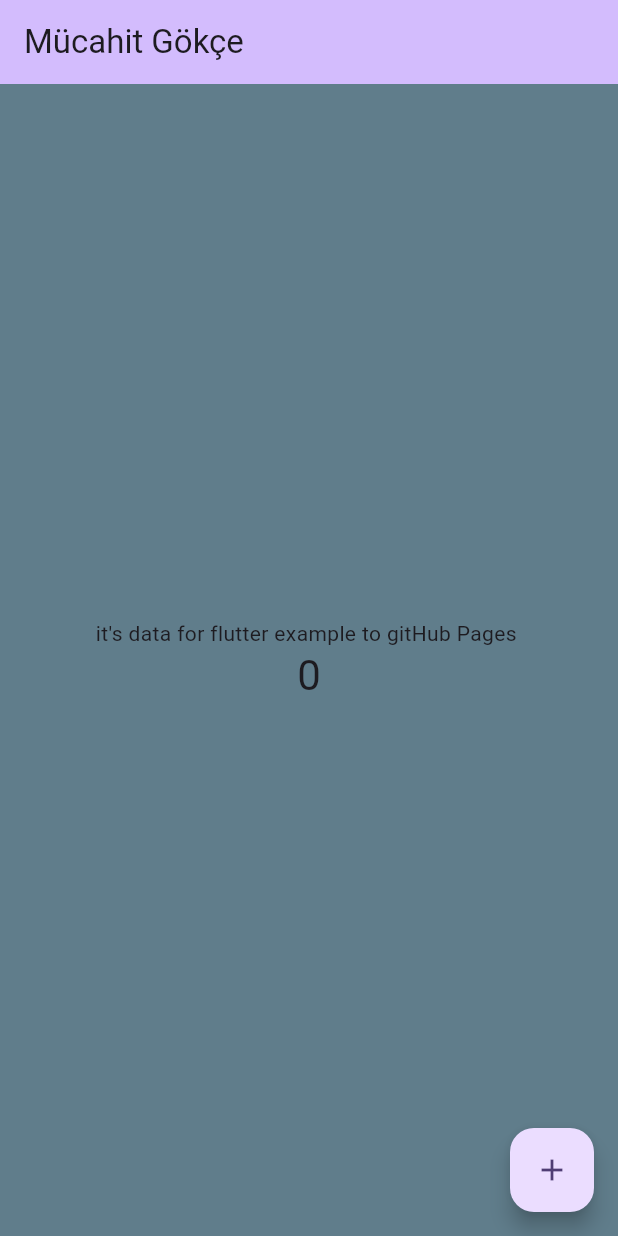
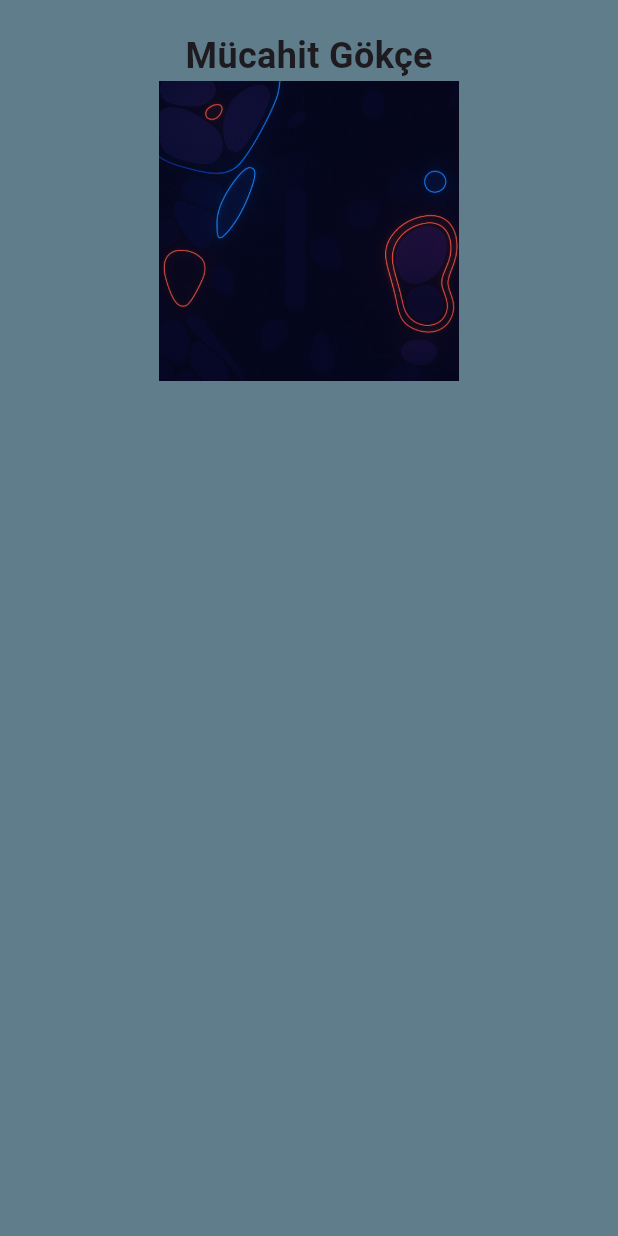
Before and after one commit to justmucahid/portfolio_pages_flutter, a Flutter app: the screen it shows after launch, on a phone screen of 412 x 824 dp. Run offline on Flutter 3.47's test engine with Material 3 defaults, Android fonts, the phone set to English and light mode, and no system bars.

Commit message:
alfa0.00.01

```diff
--- a/lib/main.dart
+++ b/lib/main.dart
@@ -1,70 +1,6 @@
 import 'package:flutter/material.dart';
+import 'package:portfolio_pages_flutter/shared/chromosome/my_app.dart';
 
 void main() {
   runApp(const MyApp());
 }
-
-class MyApp extends StatelessWidget {
-  const MyApp({super.key});
-
-  @override
-  Widget build(BuildContext context) {
-    return MaterialApp(
-      title: 'Flutter Demo',
-      theme: ThemeData(
-        colorScheme: ColorScheme.fromSeed(seedColor: Colors.deepPurple),
-        useMaterial3: true,
-      ),
-      home: const MyHomePage(title: 'Mücahit Gökçe'),
-    );
-  }
-}
-
-class MyHomePage extends StatefulWidget {
-  const MyHomePage({super.key, required this.title});
-
-  final String title;
-
-  @override
-  State<MyHomePage> createState() => _MyHomePageState();
-}
-
-class _MyHomePageState extends State<MyHomePage> {
-  int _counter = 0;
-
-  void _incrementCounter() {
-    setState(() {
-      _counter++;
-    });
-  }
-
-  @override
-  Widget build(BuildContext context) {
-    return Scaffold(
-      backgroundColor: Colors.blueGrey,
-      appBar: AppBar(
-        backgroundColor: Theme.of(context).colorScheme.inversePrimary,
-        title: Text(widget.title),
-      ),
-      body: Center(
-        child: Column(
-          mainAxisAlignment: MainAxisAlignment.center,
-          children: <Widget>[
-            const Text(
-              "it's data for flutter example to gitHub Pages ",
-            ),
-            Text(
-              '$_counter',
-              style: Theme.of(context).textTheme.headlineMedium,
-            ),
-          ],
-        ),
-      ),
-      floatingActionButton: FloatingActionButton(
-        onPressed: _incrementCounter,
-        tooltip: 'Increment',
-        child: const Icon(Icons.add),
-      ),
-    );
-  }
-}
--- /dev/null
+++ b/lib/shared/chromosome/my_app.dart
@@ -0,0 +1,38 @@
+
+import 'package:flutter/material.dart';
+import 'package:portfolio_pages_flutter/shared/chromosome/profile.dart';
+
+class MyApp extends StatelessWidget {
+  const MyApp({super.key});
+
+  @override
+  Widget build(BuildContext context) {
+    return MaterialApp(
+      title: 'WebFoliıo',
+      theme: ThemeData(
+        colorScheme: ColorScheme.fromSeed(seedColor: Colors.deepPurple),
+        useMaterial3: true,
+      ),
+      home: const MyHomePage(title: 'WebFolio 2025'),
+    );
+  }
+}
+
+class MyHomePage extends StatefulWidget {
+  const MyHomePage({super.key, required this.title});
+
+  final String title;
+
+  @override
+  State<MyHomePage> createState() => _MyHomePageState();
+}
+
+class _MyHomePageState extends State<MyHomePage> {
+  @override
+  Widget build(BuildContext context) {
+    return Scaffold(
+      backgroundColor: Colors.blueGrey,
+      body: const Profile(),
+    );
+  }
+}
--- /dev/null
+++ b/lib/shared/chromosome/profile.dart
@@ -0,0 +1,23 @@
+import 'package:flutter/material.dart';
+
+class Profile extends StatelessWidget {
+  const Profile({super.key});
+
+  @override
+  Widget build(BuildContext context) {
+    return Center(
+      child: Column(
+        children: [
+            const SizedBox(height: 20),
+            Text( 'Mücahit Gökçe', style: TextStyle(fontSize: 24, fontWeight: FontWeight.bold)),
+            Image(
+              width: 200,
+              height: 200,
+              fit: BoxFit.cover,
+              image: AssetImage('assets/images/profile/Profile.png'),
+            ),
+        ],
+      ),
+    );
+  }
+}
--- a/pubspec.yaml
+++ b/pubspec.yaml
@@ -52,10 +52,12 @@ dev_dependencies:
 # The following section is specific to Flutter packages.
 flutter:
 
-  # The following line ensures that the Material Icons font is
+  assets:
+    - assets/images/profile/ # The following line ensures that the Material Icons font is
   # included with your application, so that you can use the icons in
   # the material Icons class.
   uses-material-design: true
+
 
   # To add assets to your application, add an assets section, like this:
   # assets:
```
Also changed, not shown: assets/images/profile/Profile.png (added), 1 other file.
